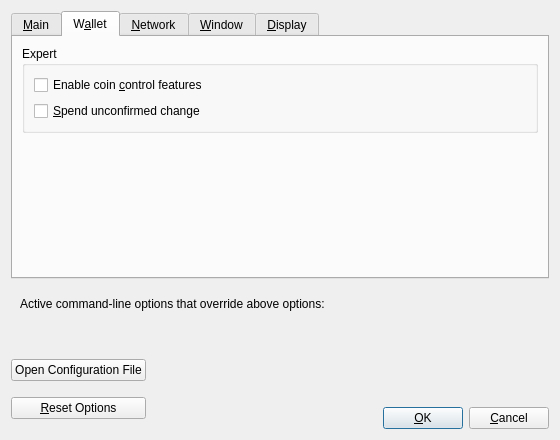
DutchShadow/crown-core-1, file src/qt/forms/optionsdialog.ui: the form before one commit.
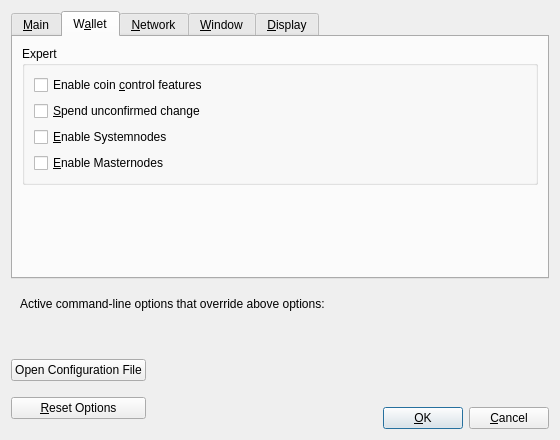
The form after the commit. The open tabs and pages were chosen to show the change. Custom widgets are drawn as their Qt base class.

Commit message: Adding masternode/systemnode related headers

Diff of the .ui file:
```diff
--- a/src/qt/forms/optionsdialog.ui
+++ b/src/qt/forms/optionsdialog.ui
@@ -226,6 +226,26 @@
             </property>
            </widget>
           </item>
+          <item>
+           <widget class="QCheckBox" name="enableSystemnodes">
+            <property name="toolTip">
+             <string>Show systemnodes tab</string>
+            </property>
+            <property name="text">
+             <string>&amp;Enable Systemnodes</string>
+            </property>
+           </widget>
+          </item>
+          <item>
+           <widget class="QCheckBox" name="enableMasternodes">
+            <property name="toolTip">
+             <string>Show masternodes tab</string>
+            </property>
+            <property name="text">
+             <string>&amp;Enable Masternodes</string>
+            </property>
+           </widget>
+          </item>
          </layout>
         </widget>
        </item>
```
The commit also changes 42 other files.
